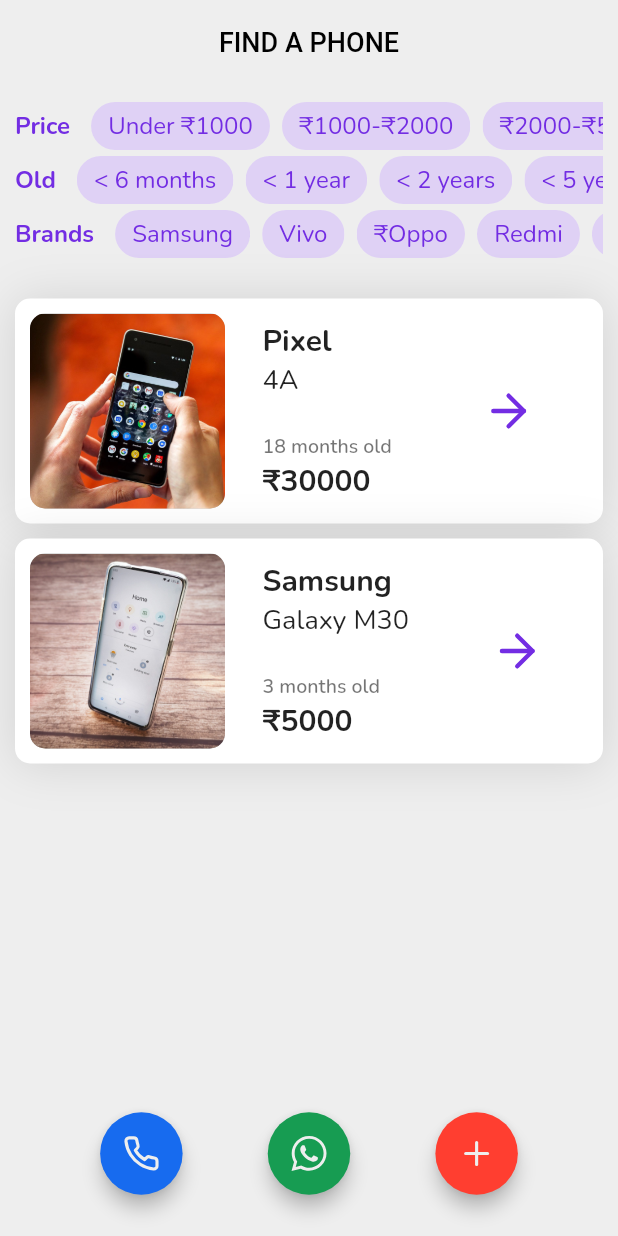
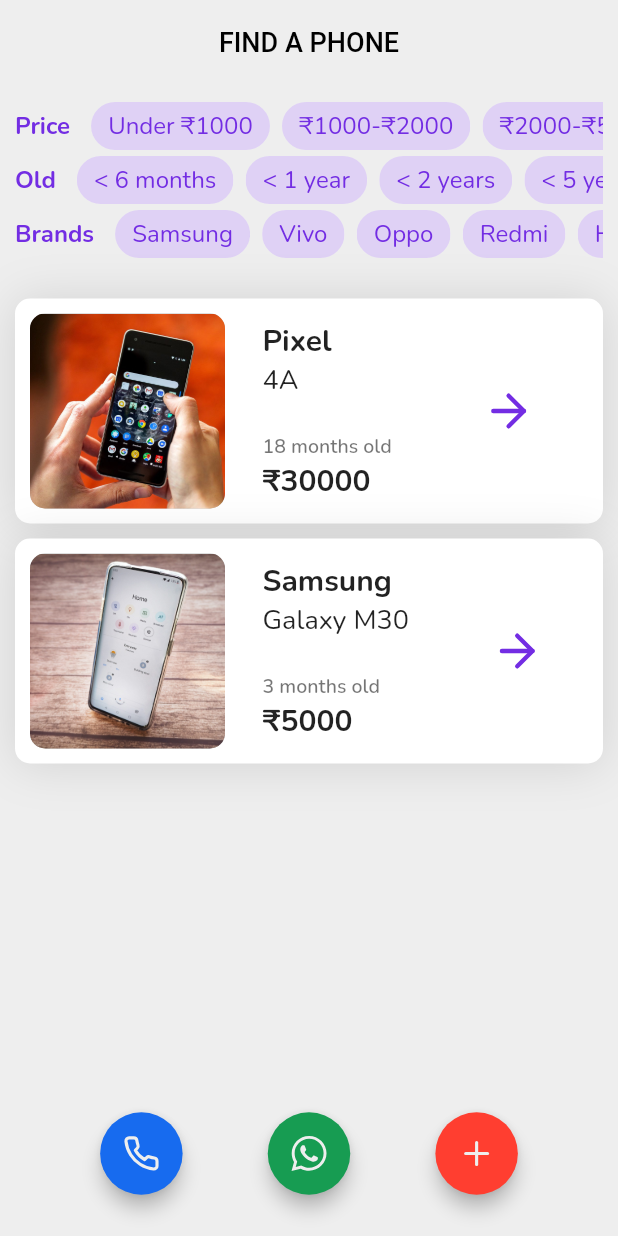
Before and after one commit to tc2n/secohand, a Flutter app: the screen it shows after launch, on a phone screen of 412 x 824 dp. Run offline on Flutter 3.47's test engine with Material 2 defaults, Android fonts, the phone set to English and light mode, and no system bars; our stand-ins replace flutter_feather_icons, flutter_svg, google_fonts.

Commit message:
Fix typo and code styling - findAPhone

```diff
--- a/lib/pages/findAPhone.dart
+++ b/lib/pages/findAPhone.dart
@@ -133,7 +133,7 @@ class _FindAPhoneState extends State<FindAPhone> {
                             ),
                             MyFilterChip(
                               onSelected: null,
-                              label: '₹Oppo',
+                              label: 'Oppo',
                             ),
                             MyFilterChip(
                               onSelected: null,
@@ -141,7 +141,7 @@ class _FindAPhoneState extends State<FindAPhone> {
                             ),
                             MyFilterChip(
                               onSelected: null,
-                              label: 'Huwaie',
+                              label: 'Huawei',
                             ),
                           ],
                         ),
@@ -197,9 +197,9 @@ class _FindAPhoneState extends State<FindAPhone> {
                     elevation: 5.0,
                     fillColor: iconWhatsapp,
                     child: SvgPicture.asset('images/whatsapp.svg',
-                    height: 25,
-                    width: 25,
-                    color: background,
+                        height: 25,
+                        width: 25,
+                        color: background,
                         semanticsLabel: 'Acme Logo'),
                     padding: EdgeInsets.all(15.0),
                     shape: CircleBorder(),
```
